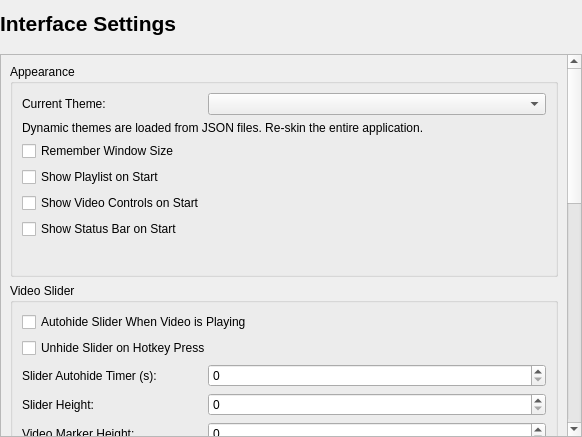
Hale-Software/Vura, file src/forms/InterfaceSettings.ui: the form before one commit.
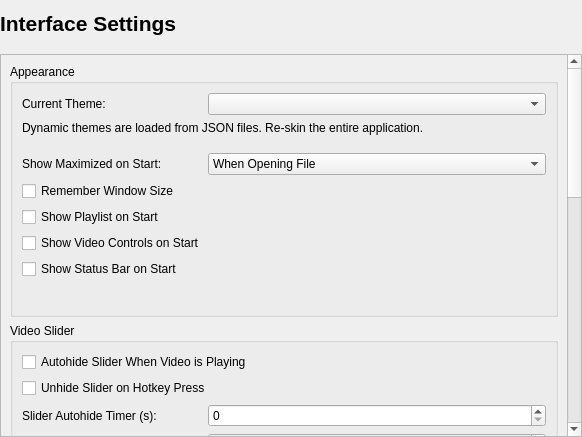
The form after the commit. Custom widgets are drawn as their Qt base class.

```diff
--- a/src/forms/InterfaceSettings.ui
+++ b/src/forms/InterfaceSettings.ui
@@ -63,7 +63,7 @@
         <x>0</x>
         <y>0</y>
         <width>566</width>
-        <height>1144</height>
+        <height>1194</height>
        </rect>
       </property>
       <layout class="QVBoxLayout" name="verticalLayout_2">
@@ -90,35 +90,35 @@
             </property>
            </widget>
           </item>
-          <item row="2" column="0" colspan="2">
+          <item row="4" column="0" colspan="2">
            <widget class="QCheckBox" name="rememberWindowSize">
             <property name="text">
              <string>Remember Window Size</string>
             </property>
            </widget>
           </item>
-          <item row="3" column="0" colspan="2">
+          <item row="5" column="0" colspan="2">
            <widget class="QCheckBox" name="showPlaylistOnStart">
             <property name="text">
              <string>Show Playlist on Start</string>
             </property>
            </widget>
           </item>
-          <item row="4" column="0" colspan="2">
+          <item row="6" column="0" colspan="2">
            <widget class="QCheckBox" name="showVideoControlsOnStart">
             <property name="text">
              <string>Show Video Controls on Start</string>
             </property>
            </widget>
           </item>
-          <item row="5" column="0" colspan="2">
+          <item row="7" column="0" colspan="2">
            <widget class="QCheckBox" name="showStatusBarOnStart">
             <property name="text">
              <string>Show Status Bar on Start</string>
             </property>
            </widget>
           </item>
-          <item row="6" column="0">
+          <item row="9" column="0">
            <spacer name="horizontalSpacer">
             <property name="orientation">
              <enum>Qt::Orientation::Horizontal</enum>
@@ -134,6 +134,51 @@
             </property>
            </spacer>
           </item>
+          <item row="3" column="0">
+           <widget class="QLabel" name="label_27">
+            <property name="text">
+             <string>Show Maximized on Start:</string>
+            </property>
+           </widget>
+          </item>
+          <item row="3" column="1">
+           <widget class="ComboBoxIgnoreWheel" name="showMaximizedOnStart">
+            <property name="currentIndex">
+             <number>1</number>
+            </property>
+            <item>
+             <property name="text">
+              <string>Never</string>
+             </property>
+            </item>
+            <item>
+             <property name="text">
+              <string>When Opening File</string>
+             </property>
+            </item>
+            <item>
+             <property name="text">
+              <string>Always</string>
+             </property>
+            </item>
+           </widget>
+          </item>
+          <item row="2" column="0">
+           <spacer name="verticalSpacer_2">
+            <property name="orientation">
+             <enum>Qt::Orientation::Vertical</enum>
+            </property>
+            <property name="sizeType">
+             <enum>QSizePolicy::Policy::Fixed</enum>
+            </property>
+            <property name="sizeHint" stdset="0">
+             <size>
+              <width>20</width>
+              <height>6</height>
+             </size>
+            </property>
+           </spacer>
+          </item>
          </layout>
         </widget>
        </item>
@@ -576,6 +621,11 @@
    <extends>QSpinBox</extends>
    <header location="global">SpinBoxIgnoreWheel.h</header>
   </customwidget>
+  <customwidget>
+   <class>ComboBoxIgnoreWheel</class>
+   <extends>QComboBox</extends>
+   <header location="global">ComboBoxIgnoreWheel.h</header>
+  </customwidget>
  </customwidgets>
  <resources/>
  <connections/>
```
Left out of the diff: 2 changed lines with no effect on the pictures.
